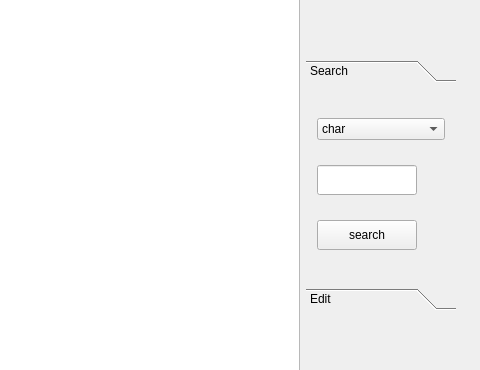
This is src/gui/mainwindow.ui in mentebinaria/maProc as Qt 5 draws it before an edit; both pictures show x 373 to 853 and y 210 to 580 of the 853 by 672 pixel window. The edited form follows.
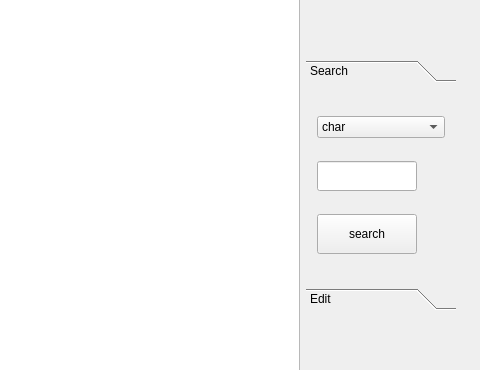
This is the edited form. The open tabs and pages were chosen to show the change.

Patch:
```diff
--- a/src/gui/mainwindow.ui
+++ b/src/gui/mainwindow.ui
@@ -252,6 +252,12 @@
          <layout class="QGridLayout" name="grid_Mapping">
           <item row="4" column="2">
            <widget class="QToolBox" name="tools">
+            <property name="minimumSize">
+             <size>
+              <width>100</width>
+              <height>40</height>
+             </size>
+            </property>
             <property name="maximumSize">
              <size>
               <width>150</width>
@@ -347,7 +353,7 @@
                 <property name="maximumSize">
                  <size>
                   <width>100</width>
-                  <height>30</height>
+                  <height>40</height>
                  </size>
                 </property>
                 <property name="cursor">
```
Left out of the diff: 4 changed lines with no effect on the pictures.
